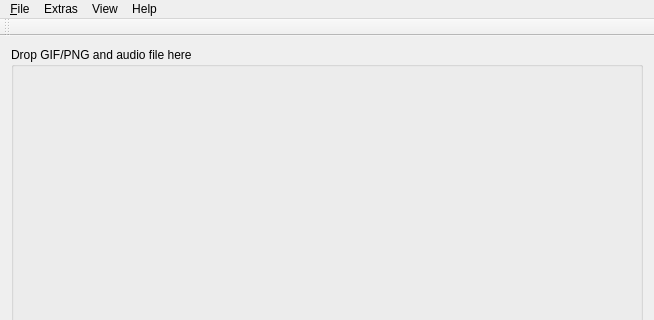
Old version of the form mainwindow.ui in the repository 607011/lolQt; both pictures show x 0 to 654 and y 0 to 320 of the 654 by 531 pixel window.
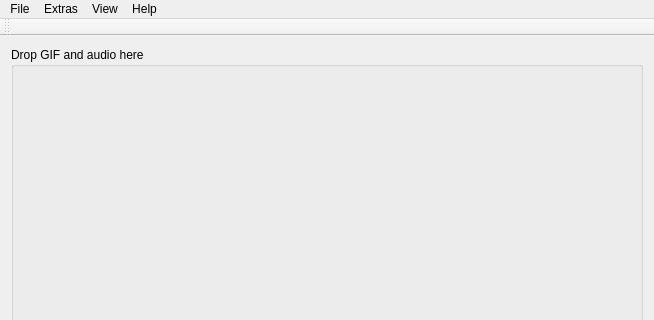
New version of the form.

Commit message: Texte überarbeitet.

Patch:
```diff
--- a/mainwindow.ui
+++ b/mainwindow.ui
@@ -30,7 +30,7 @@
        </size>
       </property>
       <property name="title">
-       <string>Drop GIF/PNG and audio file here</string>
+       <string>Drop GIF and audio here</string>
       </property>
      </widget>
     </item>
@@ -199,7 +199,7 @@
    </property>
    <widget class="QMenu" name="menu_File">
     <property name="title">
-     <string>&amp;File</string>
+     <string>File</string>
     </property>
     <addaction name="actionOpenImage"/>
     <addaction name="actionOpenAudio"/>
```
Left out of the diff: 34 changed lines with no effect on the pictures. The commit also changes 2 other files.
